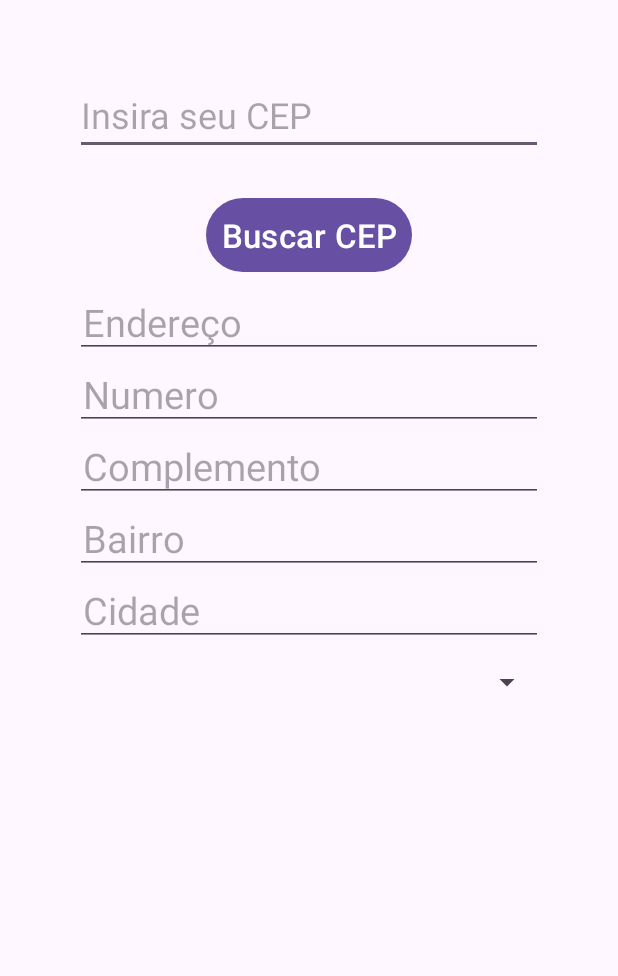
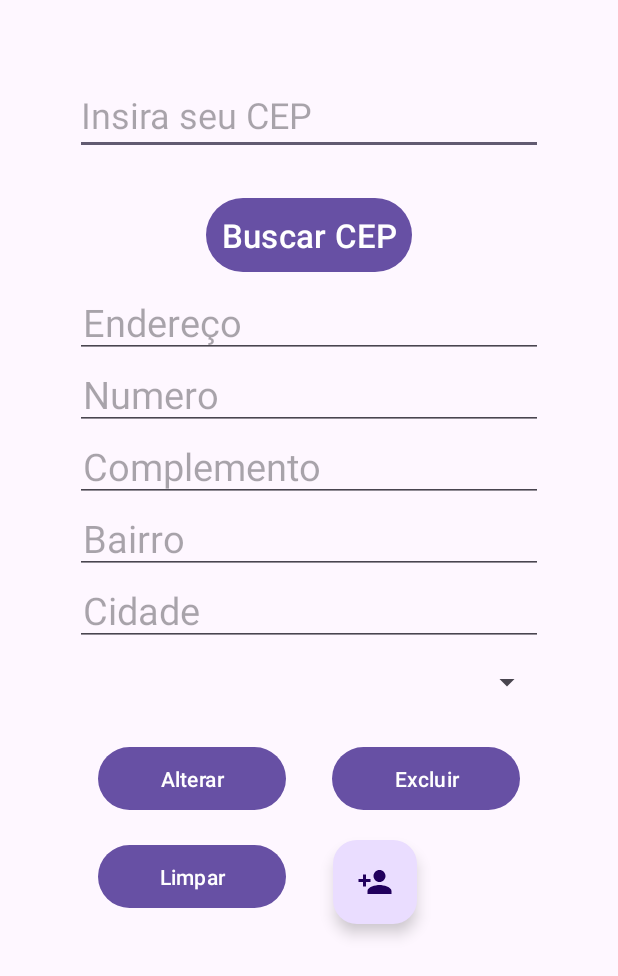
Before and after one commit to GabrielDate/CRUD_API_CEP, an Android app: the screen it shows after launch (MainActivity), on a phone screen of 412 x 824 dp. Shown: the top 976 px of the screen. Run offline under Robolectric (Android 15) with nearby library versions, the phone set to English and light mode, and no system bars.

Commit message:
Adicionando os botões

```diff
--- /dev/null
+++ b/app/src/main/res/drawable/baseline_person_add.xml
@@ -0,0 +1,5 @@
+<vector android:height="24dp" android:tint="#000000"
+    android:viewportHeight="24" android:viewportWidth="24"
+    android:width="24dp" xmlns:android="http://schemas.android.com/apk/res/android">
+    <path android:fillColor="@android:color/white" android:pathData="M15,12c2.21,0 4,-1.79 4,-4s-1.79,-4 -4,-4 -4,1.79 -4,4 1.79,4 4,4zM6,10L6,7L4,7v3L1,10v2h3v3h2v-3h3v-2L6,10zM15,14c-2.67,0 -8,1.34 -8,4v2h16v-2c0,-2.66 -5.33,-4 -8,-4z"/>
+</vector>
--- a/app/src/main/res/layout/activity_main.xml
+++ b/app/src/main/res/layout/activity_main.xml
@@ -51,12 +51,11 @@
         android:layout_width="match_parent"
         android:layout_height="wrap_content"
         android:hint="Numero"
+        android:inputType="number"
         android:minHeight="48dp"
         android:padding="5dp"
         android:textColor="#000000"
-        android:textSize="25dp"
-        android:inputType="number"
-        />
+        android:textSize="25dp" />
 
     <EditText
         android:id="@+id/txtComplemento"
@@ -97,5 +96,49 @@
         android:textColor="#000000"
         android:textSize="25dp" />
 
+    <LinearLayout
+        android:layout_width="match_parent"
+        android:layout_height="65dp"
+        android:orientation="horizontal">
 
+        <Button
+            android:id="@+id/btnAlterar"
+            android:layout_width="125dp"
+            android:layout_height="50dp"
+            android:layout_margin="15dp"
+            android:text="Alterar"
+
+            />
+
+        <Button
+            android:id="@+id/btnExcluir"
+            android:layout_width="125dp"
+            android:layout_height="50dp"
+            android:layout_margin="15dp"
+            android:text="Excluir" />
+
+    </LinearLayout>
+
+    <LinearLayout
+        android:layout_width="match_parent"
+        android:layout_height="match_parent"
+        android:orientation="horizontal">
+
+        <Button
+            android:id="@+id/btnLimpar"
+            android:layout_width="125dp"
+            android:layout_height="50dp"
+            android:layout_margin="15dp"
+            android:layout_marginRight="65dp"
+            android:text="Limpar" />
+
+        <com.google.android.material.floatingactionbutton.FloatingActionButton
+            android:id="@+id/Cadastrar"
+            android:layout_width="wrap_content"
+            android:layout_height="wrap_content"
+            android:layout_margin="16dp"
+            android:contentDescription="@string/Cadastrar"
+            android:src="@drawable/baseline_person_add" />
+
+    </LinearLayout>
 </LinearLayout>
--- a/app/src/main/res/values/strings.xml
+++ b/app/src/main/res/values/strings.xml
@@ -1,4 +1,4 @@
 <resources>
     <string name="app_name">AppBuscaCEP-API</string>
-
+    <string name="Cadastrar">VOCÊ FOI CADASTRADO!</string>
 </resources>
```
